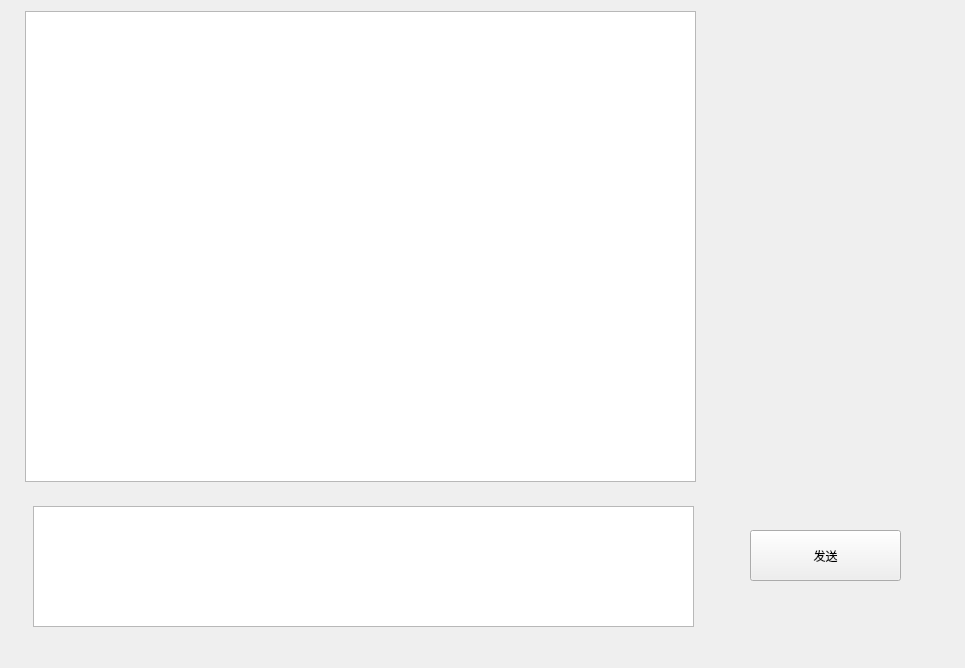
Before: the Qt Designer form chatform.ui in hellightning/QTencentClient, drawn with Qt 5.
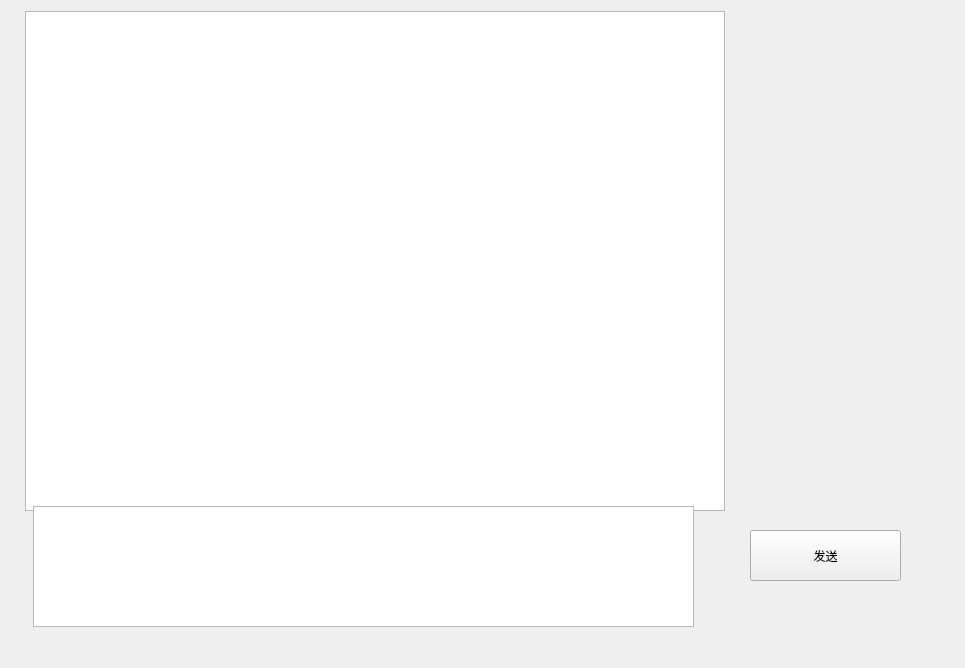
After: the same form once the commit is applied.

```diff
--- a/chatform.ui
+++ b/chatform.ui
@@ -18,8 +18,8 @@
     <rect>
      <x>25</x>
      <y>11</y>
-     <width>671</width>
-     <height>471</height>
+     <width>700</width>
+     <height>500</height>
     </rect>
    </property>
   </widget>
```
